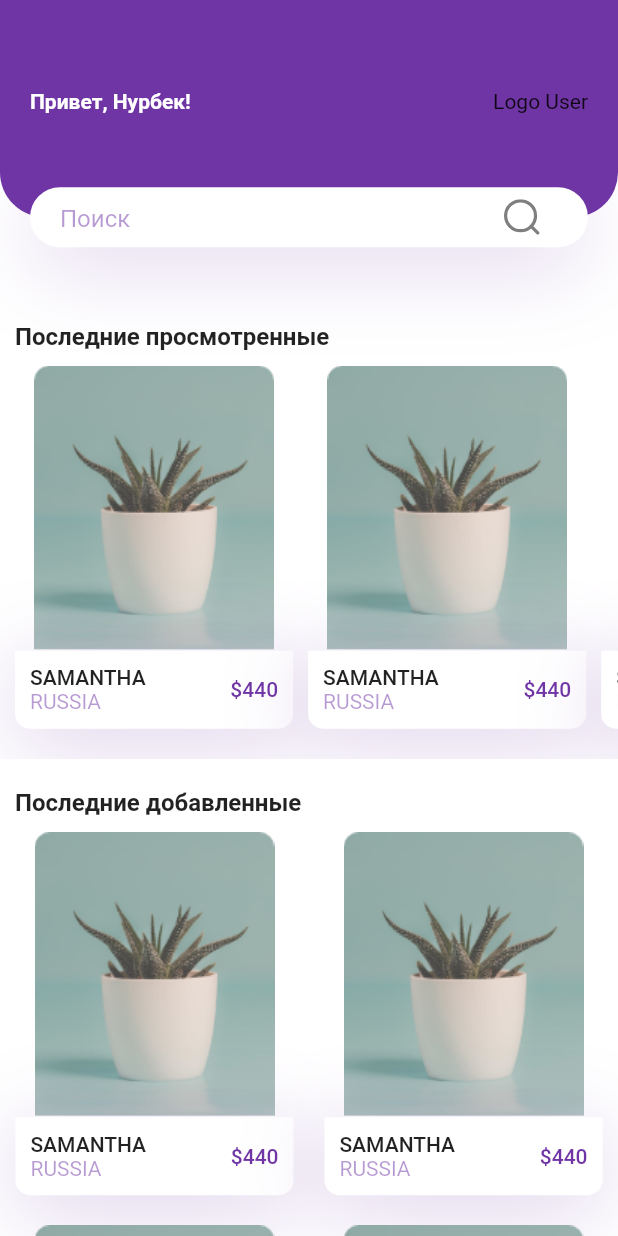
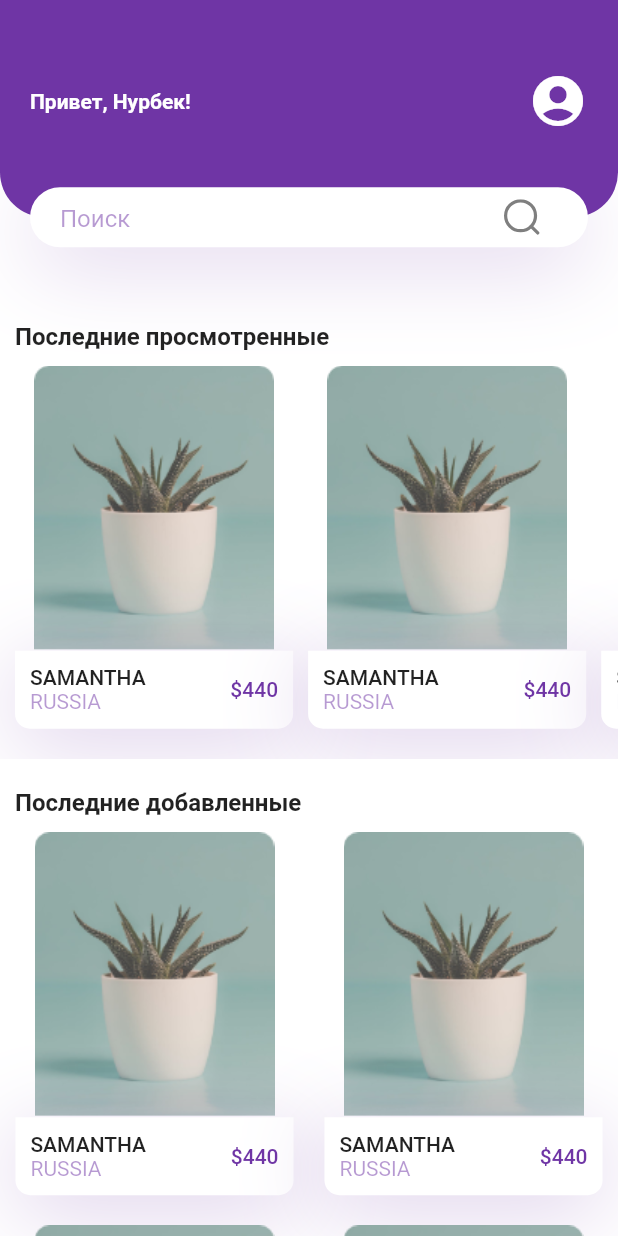
Before and after one commit to Nurka144/flutter-project, a Flutter app: the HomeBody widget shown alone on an empty page, opened directly, on a phone screen of 412 x 824 dp. Run offline on Flutter 3.47's test engine with Material 2 defaults, Android fonts, the phone set to English and light mode, and no system bars; our stand-ins replace easy_localization, flutter_easyloading, flutter_svg, shared_preferences; missing offline and left inert: flutter_barcode_scanner, sweetalert; accounts and stored records are empty; Roboto replaces fonts that are missing (Muli).

Commit message:
detail screen

```diff
--- a/lib/routes.dart
+++ b/lib/routes.dart
@@ -1,3 +1,4 @@
+import 'package:app_mobile_test/screens/Detail.dart';
 import 'package:app_mobile_test/screens/Home.dart';
 import 'package:app_mobile_test/screens/Login.dart';
 import 'package:flutter/widgets.dart';
@@ -5,4 +6,5 @@ import 'package:flutter/widgets.dart';
 final Map<String, WidgetBuilder> routes = {
   HomeScreen.routerName: (context) => HomeScreen(),
   LoginScreen.routerName: (context) => LoginScreen(),
+  DetailScreen.routerName: (context) => DetailScreen(),
 };
--- a/lib/screens/components/home/body.dart
+++ b/lib/screens/components/home/body.dart
@@ -1,4 +1,5 @@
 import 'package:app_mobile_test/constants.dart';
+import 'package:app_mobile_test/screens/Detail.dart';
 import 'package:flutter/material.dart';
 import 'package:flutter_svg/flutter_svg.dart';
 
@@ -44,7 +45,11 @@ class _HomeBodyState extends State<HomeBody> {
                         ),
                       ),
                       Spacer(),
-                      Text('Logo User'),
+                      Icon(
+                        Icons.account_circle_rounded,
+                        color: Colors.white,
+                        size: 40,
+                      )
                     ],
                   ),
                 ),
@@ -124,6 +129,12 @@ class _HomeBodyState extends State<HomeBody> {
                     title: "Samantha",
                     country: "Russia",
                     count: 440,
+                    onClick: () => {
+                      Navigator.push(
+                          context,
+                          MaterialPageRoute(
+                              builder: (context) => DetailScreen()))
+                    },
                   ),
                   SizedBox(
                     width: 10,
@@ -215,10 +226,12 @@ class ProductCard extends StatelessWidget {
     this.title,
     this.count,
     this.country,
+    this.onClick,
   }) : super(key: key);
 
   final String title, country, image;
   final int count;
+  final Function onClick;
 
   @override
   Widget build(BuildContext context) {
@@ -231,7 +244,7 @@ class ProductCard extends StatelessWidget {
           children: [
             Image.asset(image),
             GestureDetector(
-              onTap: () => {},
+              onTap: onClick,
               child: Container(
                 padding: EdgeInsets.all(10),
                 decoration: BoxDecoration(
```
Also changed, not shown: lib/screens/Detail.dart (added, +16 -0 lines), lib/screens/components/detail/body.dart (added, +25 -0 lines), lib/screens/components/home/main_body.dart (+6 -3 lines).
